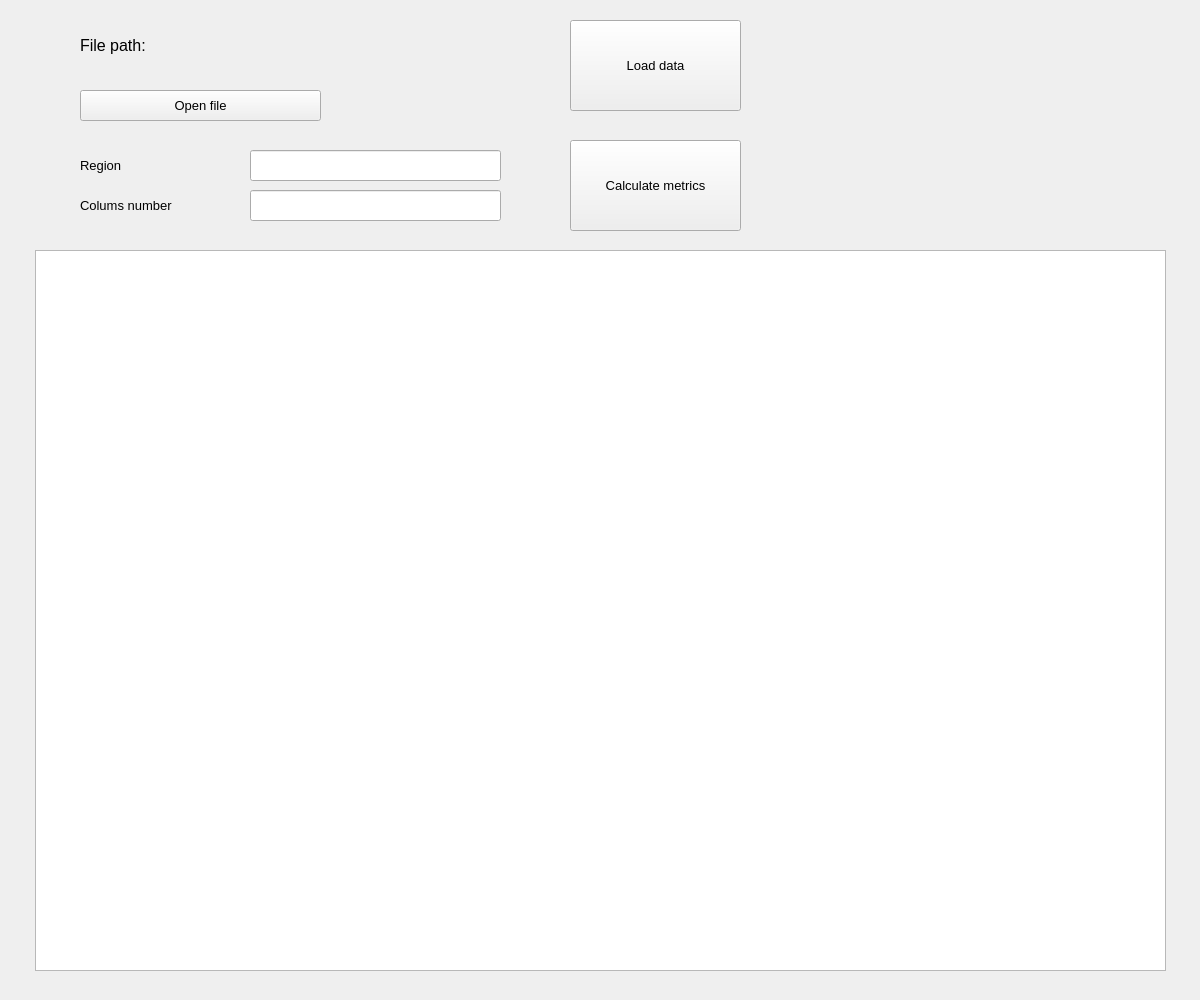
This is mainwindow.ui in qosmioo/csv_file_worker as Qt 5 draws it before an edit. The edited form follows.
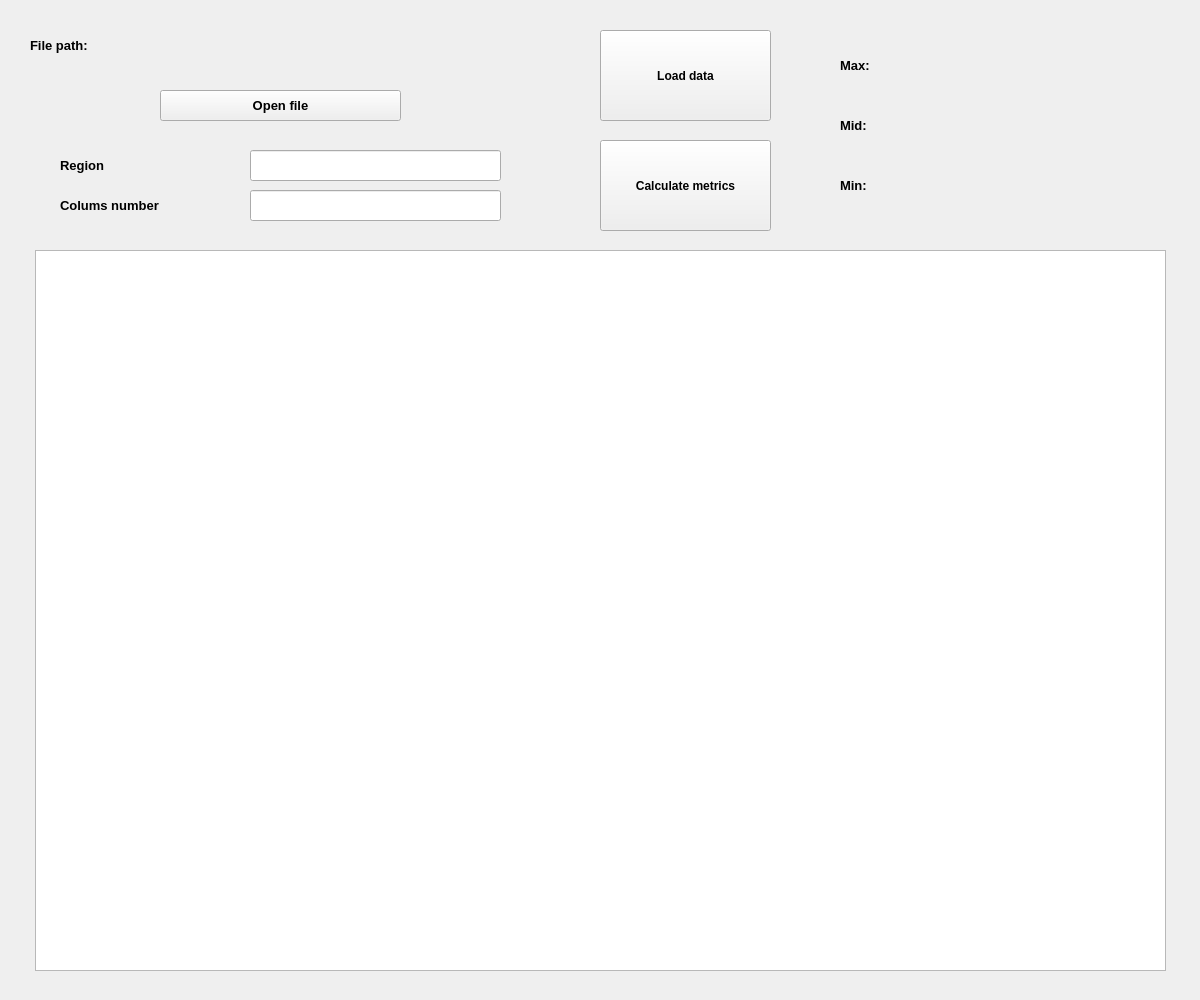
This is the edited form.

Patch:
```diff
--- a/mainwindow.ui
+++ b/mainwindow.ui
@@ -2,6 +2,9 @@
 <ui version="4.0">
  <class>MainWindow</class>
  <widget class="QMainWindow" name="MainWindow">
+  <property name="enabled">
+   <bool>true</bool>
+  </property>
   <property name="geometry">
    <rect>
     <x>0</x>
@@ -10,6 +13,24 @@
     <height>1000</height>
    </rect>
   </property>
+  <property name="minimumSize">
+   <size>
+    <width>1200</width>
+    <height>1000</height>
+   </size>
+  </property>
+  <property name="maximumSize">
+   <size>
+    <width>1200</width>
+    <height>1000</height>
+   </size>
+  </property>
+  <property name="font">
+   <font>
+    <weight>75</weight>
+    <bold>true</bold>
+   </font>
+  </property>
   <property name="windowTitle">
    <string>MainWindow</string>
   </property>
@@ -17,7 +38,7 @@
    <widget class="QLabel" name="lbl_path_name">
     <property name="geometry">
      <rect>
-      <x>80</x>
+      <x>30</x>
       <y>20</y>
       <width>131</width>
       <height>51</height>
@@ -25,7 +46,9 @@
     </property>
     <property name="font">
      <font>
-      <pointsize>12</pointsize>
+      <pointsize>10</pointsize>
+      <weight>75</weight>
+      <bold>true</bold>
      </font>
     </property>
     <property name="text">
@@ -35,7 +58,7 @@
    <widget class="QPushButton" name="pbt_open_file">
     <property name="geometry">
      <rect>
-      <x>80</x>
+      <x>160</x>
       <y>90</y>
       <width>241</width>
       <height>31</height>
@@ -44,6 +67,8 @@
     <property name="font">
      <font>
       <pointsize>10</pointsize>
+      <weight>75</weight>
+      <bold>true</bold>
      </font>
     </property>
     <property name="text">
@@ -53,15 +78,17 @@
    <widget class="QPushButton" name="btn_load_data">
     <property name="geometry">
      <rect>
-      <x>570</x>
-      <y>20</y>
+      <x>600</x>
+      <y>30</y>
       <width>171</width>
       <height>91</height>
      </rect>
     </property>
     <property name="font">
      <font>
-      <pointsize>10</pointsize>
+      <pointsize>9</pointsize>
+      <weight>75</weight>
+      <bold>true</bold>
      </font>
     </property>
     <property name="text">
@@ -71,7 +98,7 @@
    <widget class="QPushButton" name="btn_calc_metrics">
     <property name="geometry">
      <rect>
-      <x>570</x>
+      <x>600</x>
       <y>140</y>
       <width>171</width>
       <height>91</height>
@@ -79,7 +106,9 @@
     </property>
     <property name="font">
      <font>
-      <pointsize>10</pointsize>
+      <pointsize>9</pointsize>
+      <weight>75</weight>
+      <bold>true</bold>
      </font>
     </property>
     <property name="text">
@@ -99,7 +128,7 @@
    <widget class="QLabel" name="lbl_region">
     <property name="geometry">
      <rect>
-      <x>80</x>
+      <x>60</x>
       <y>140</y>
       <width>131</width>
       <height>51</height>
@@ -109,6 +138,8 @@
      <font>
       <family>MS Shell Dlg 2</family>
       <pointsize>10</pointsize>
+      <weight>75</weight>
+      <bold>true</bold>
      </font>
     </property>
     <property name="text">
@@ -128,9 +159,9 @@
    <widget class="QLabel" name="lbl_cols_num">
     <property name="geometry">
      <rect>
-      <x>80</x>
+      <x>60</x>
       <y>180</y>
-      <width>141</width>
+      <width>171</width>
       <height>51</height>
      </rect>
     </property>
@@ -138,6 +169,8 @@
      <font>
       <family>MS Shell Dlg 2</family>
       <pointsize>10</pointsize>
+      <weight>75</weight>
+      <bold>true</bold>
      </font>
     </property>
     <property name="text">
@@ -154,6 +187,119 @@
      </rect>
     </property>
    </widget>
+   <widget class="QLabel" name="lbl_path">
+    <property name="geometry">
+     <rect>
+      <x>160</x>
+      <y>30</y>
+      <width>451</width>
+      <height>31</height>
+     </rect>
+    </property>
+    <property name="font">
+     <font>
+      <pointsize>8</pointsize>
+      <weight>75</weight>
+      <bold>true</bold>
+     </font>
+    </property>
+    <property name="text">
+     <string/>
+    </property>
+   </widget>
+   <widget class="QLabel" name="lbl_max">
+    <property name="geometry">
+     <rect>
+      <x>840</x>
+      <y>50</y>
+      <width>81</width>
+      <height>31</height>
+     </rect>
+    </property>
+    <property name="font">
+     <font>
+      <pointsize>10</pointsize>
+     </font>
+    </property>
+    <property name="text">
+     <string>Max:</string>
+    </property>
+   </widget>
+   <widget class="QLabel" name="lbl_med">
+    <property name="geometry">
+     <rect>
+      <x>840</x>
+      <y>110</y>
+      <width>81</width>
+      <height>31</height>
+     </rect>
+    </property>
+    <property name="font">
+     <font>
+      <pointsize>10</pointsize>
+     </font>
+    </property>
+    <property name="text">
+     <string>Mid:</string>
+    </property>
+   </widget>
+   <widget class="QLabel" name="lbl_min">
+    <property name="geometry">
+     <rect>
+      <x>840</x>
+      <y>170</y>
+      <width>81</width>
+      <height>31</height>
+     </rect>
+    </property>
+    <property name="font">
+     <font>
+      <pointsize>10</pointsize>
+     </font>
+    </property>
+    <property name="text">
+     <string>Min:</string>
+    </property>
+   </widget>
+   <widget class="QLabel" name="lbl_max_res">
+    <property name="geometry">
+     <rect>
+      <x>930</x>
+      <y>50</y>
+      <width>141</width>
+      <height>31</height>
+     </rect>
+    </property>
+    <property name="text">
+     <string/>
+    </property>
+   </widget>
+   <widget class="QLabel" name="lbl_mid_res">
+    <property name="geometry">
+     <rect>
+      <x>930</x>
+      <y>110</y>
+      <width>141</width>
+      <height>31</height>
+     </rect>
+    </property>
+    <property name="text">
+     <string/>
+    </property>
+   </widget>
+   <widget class="QLabel" name="lbl_min_res">
+    <property name="geometry">
+     <rect>
+      <x>930</x>
+      <y>170</y>
+      <width>141</width>
+      <height>31</height>
+     </rect>
+    </property>
+    <property name="text">
+     <string/>
+    </property>
+   </widget>
   </widget>
  </widget>
  <resources/>
```
Left out of the diff: 4 changed lines with no effect on the pictures.
